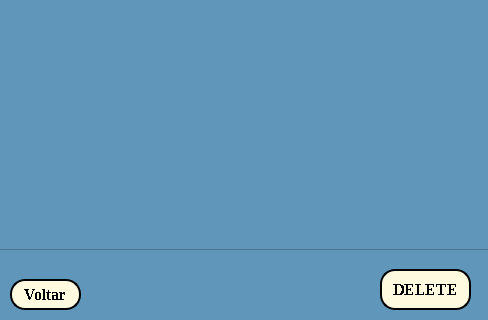
Leonardogotz/Sistema_de_Cadastro, file lista.ui: the form before one commit; both pictures show x 0 to 488 and y 161 to 481 of the 488 by 481 pixel window.
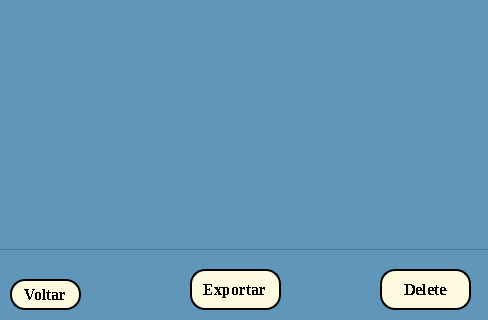
The form after the commit.

The edit to the form file:
```diff
--- a/lista.ui
+++ b/lista.ui
@@ -143,7 +143,7 @@
 background-color: rgb(254, 250, 224);</string>
     </property>
     <property name="text">
-     <string>DELETE</string>
+     <string>Delete</string>
     </property>
    </widget>
    <widget class="QPushButton" name="pushButton_2">
@@ -176,6 +176,36 @@
      <string>Voltar</string>
     </property>
    </widget>
+   <widget class="QPushButton" name="pushButton_3">
+    <property name="geometry">
+     <rect>
+      <x>190</x>
+      <y>430</y>
+      <width>91</width>
+      <height>41</height>
+     </rect>
+    </property>
+    <property name="font">
+     <font>
+      <family>Times New Roman</family>
+      <pointsize>12</pointsize>
+      <weight>75</weight>
+      <italic>false</italic>
+      <bold>true</bold>
+      <stylestrategy>NoAntialias</stylestrategy>
+     </font>
+    </property>
+    <property name="styleSheet">
+     <string notr="true">border-radius: 15px;
+border-color: rgb(0, 0, 0);
+border-style: outset;
+border-width: 2px;
+background-color: rgb(254, 250, 224);</string>
+    </property>
+    <property name="text">
+     <string>Exportar</string>
+    </property>
+   </widget>
   </widget>
  </widget>
  <resources/>
```
